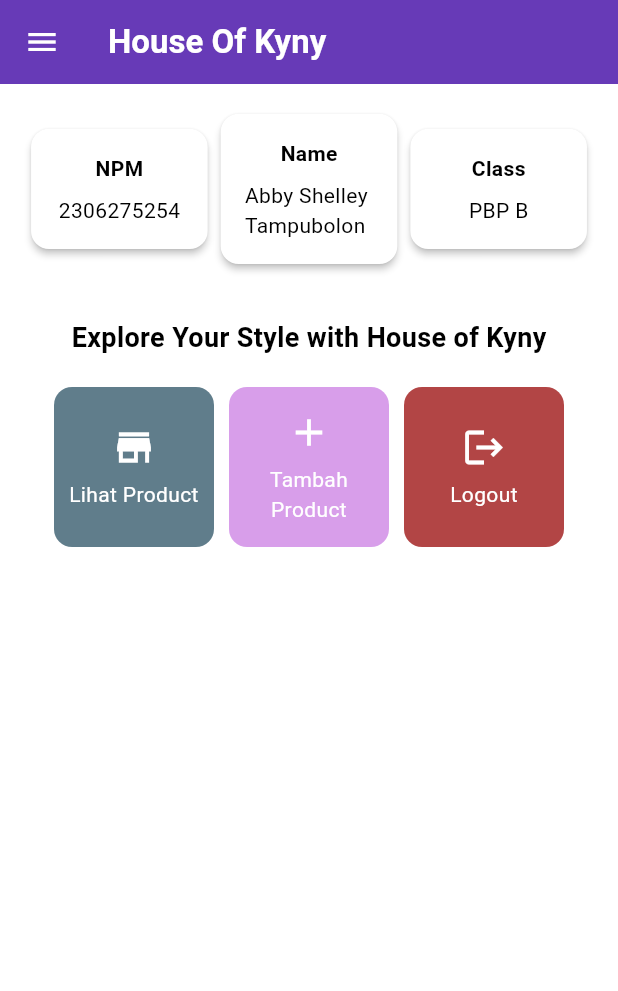
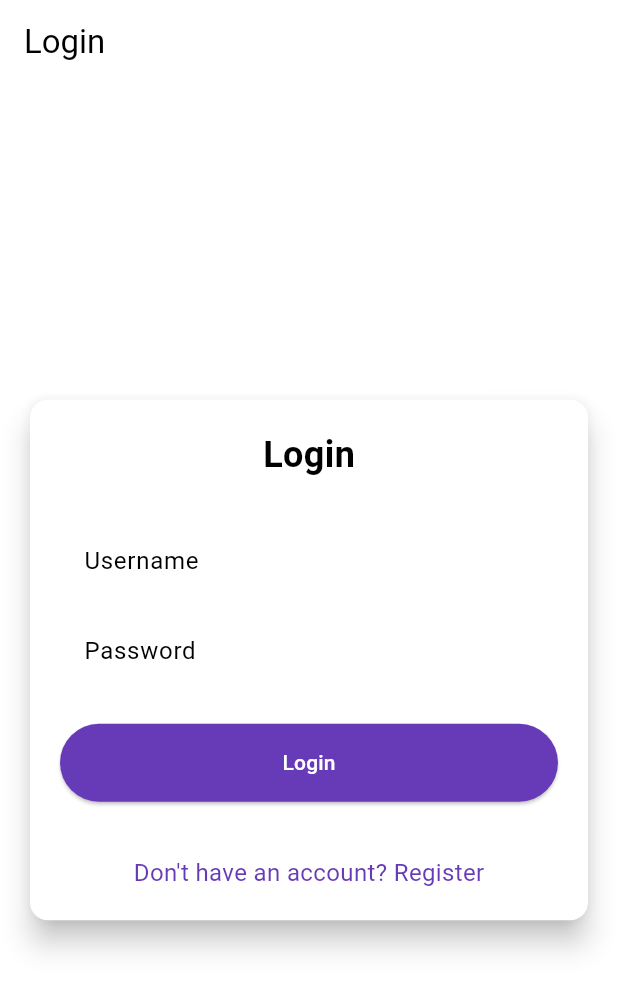
Before and after one commit to abbytamp/house_of_kyny_mobile, a Flutter app: the screen it shows after launch, on a phone screen of 412 x 824 dp. Shown: the top 991 px of the screen. Run offline on Flutter 3.47's test engine with Material 3 defaults, Android fonts, the phone set to English and light mode, and no system bars; missing offline and left inert: pbp_django_auth.

```diff
--- a/lib/main.dart
+++ b/lib/main.dart
@@ -1,5 +1,7 @@
 import 'package:flutter/material.dart';
-import 'package:house_of_kyny_mobile/screens/menu.dart';
+import 'package:house_of_kyny_mobile/screens/login.dart';
+import 'package:pbp_django_auth/pbp_django_auth.dart';
+import 'package:provider/provider.dart';
 
 void main() {
   runApp(const MyApp());
@@ -8,33 +10,23 @@ void main() {
 class MyApp extends StatelessWidget {
   const MyApp({super.key});
 
-  // This widget is the root of your application.
   @override
   Widget build(BuildContext context) {
-    return MaterialApp(
-      title: 'Flutter Demo',
-      theme: ThemeData(
-        // This is the theme of your application.
-        //
-        // TRY THIS: Try running your application with "flutter run". You'll see
-        // the application has a purple toolbar. Then, without quitting the app,
-        // try changing the seedColor in the colorScheme below to Colors.green
-        // and then invoke "hot reload" (save your changes or press the "hot
-        // reload" button in a Flutter-supported IDE, or press "r" if you used
-        // the command line to start the app).
-        //
-        // Notice that the counter didn't reset back to zero; the application
-        // state is not lost during the reload. To reset the state, use hot
-        // restart instead.
-        //
-        // This works for code too, not just values: Most code changes can be
-        // tested with just a hot reload.
-        colorScheme: ColorScheme.fromSwatch(
-          primarySwatch: Colors.deepPurple,
-        ).copyWith(secondary: const Color.fromARGB(255, 80, 16, 191)),
-        useMaterial3: true,
+    return Provider(
+      create: (_) {
+        CookieRequest request = CookieRequest();
+        return request;
+      },
+      child: MaterialApp(
+        title: 'House Of Kyny',
+        theme: ThemeData(
+          useMaterial3: true,
+          colorScheme: ColorScheme.fromSwatch(
+            primarySwatch: Colors.deepPurple,
+          ).copyWith(secondary: Colors.deepPurple[400]),
+        ),
+        home: const LoginPage(),
       ),
-      home: MyHomePage(),
     );
   }
 }
--- /dev/null
+++ b/lib/screens/login.dart
@@ -0,0 +1,177 @@
+import 'package:house_of_kyny_mobile/screens/menu.dart';
+import 'package:flutter/material.dart';
+import 'package:pbp_django_auth/pbp_django_auth.dart';
+import 'package:provider/provider.dart';
+import 'package:house_of_kyny_mobile/screens/register.dart';
+
+void main() {
+  runApp(const LoginApp());
+}
+
+class LoginApp extends StatelessWidget {
+  const LoginApp({super.key});
+
+  @override
+  Widget build(BuildContext context) {
+    return MaterialApp(
+      title: 'Login',
+      theme: ThemeData(
+        useMaterial3: true,
+        colorScheme: ColorScheme.fromSwatch(
+          primarySwatch: Colors.deepPurple,
+        ).copyWith(secondary: Colors.deepPurple[400]),
+      ),
+      home: const LoginPage(),
+    );
+  }
+}
+
+class LoginPage extends StatefulWidget {
+  const LoginPage({super.key});
+
+  @override
+  State<LoginPage> createState() => _LoginPageState();
+}
+
+class _LoginPageState extends State<LoginPage> {
+  final TextEditingController _usernameController = TextEditingController();
+  final TextEditingController _passwordController = TextEditingController();
+
+  @override
+  Widget build(BuildContext context) {
+    final request = context.watch<CookieRequest>();
+
+    return Scaffold(
+      appBar: AppBar(
+        title: const Text('Login'),
+      ),
+      body: Center(
+        child: SingleChildScrollView(
+          padding: const EdgeInsets.all(16.0),
+          child: Card(
+            elevation: 8,
+            shape: RoundedRectangleBorder(
+              borderRadius: BorderRadius.circular(12.0),
+            ),
+            child: Padding(
+              padding: const EdgeInsets.all(20.0),
+              child: Column(
+                mainAxisSize: MainAxisSize.min,
+                children: [
+                  const Text(
+                    'Login',
+                    style: TextStyle(
+                      fontSize: 24.0,
+                      fontWeight: FontWeight.bold,
+                    ),
+                  ),
+                  const SizedBox(height: 30.0),
+                  TextField(
+                    controller: _usernameController,
+                    decoration: const InputDecoration(
+                      labelText: 'Username',
+                      hintText: 'Enter your username',
+                      border: OutlineInputBorder(
+                        borderRadius: BorderRadius.all(Radius.circular(12.0)),
+                      ),
+                      contentPadding:
+                          EdgeInsets.symmetric(horizontal: 12.0, vertical: 8.0),
+                    ),
+                  ),
+                  const SizedBox(height: 12.0),
+                  TextField(
+                    controller: _passwordController,
+                    decoration: const InputDecoration(
+                      labelText: 'Password',
+                      hintText: 'Enter your password',
+                      border: OutlineInputBorder(
+                        borderRadius: BorderRadius.all(Radius.circular(12.0)),
+                      ),
+                      contentPadding:
+                          EdgeInsets.symmetric(horizontal: 12.0, vertical: 8.0),
+                    ),
+                    obscureText: true,
+                  ),
+                  const SizedBox(height: 24.0),
+                  ElevatedButton(
+                    onPressed: () async {
+                      String username = _usernameController.text;
+                      String password = _passwordController.text;
+
+                      final response = await request
+                          .login("http://127.0.0.1:8000/auth/login/", {
+                        'username': username,
+                        'password': password,
+                      });
+
+                      if (request.loggedIn) {
+                        String message = response['message'];
+                        String uname = response['username'];
+                        if (context.mounted) {
+                          Navigator.pushReplacement(
+                            context,
+                            MaterialPageRoute(
+                                builder: (context) => MyHomePage()),
+                          );
+                          ScaffoldMessenger.of(context)
+                            ..hideCurrentSnackBar()
+                            ..showSnackBar(
+                              SnackBar(
+                                  content:
+                                      Text("$message Selamat datang, $uname.")),
+                            );
+                        }
+                      } else {
+                        if (context.mounted) {
+                          showDialog(
+                            context: context,
+                            builder: (context) => AlertDialog(
+                              title: const Text('Login Gagal'),
+                              content: Text(response['message']),
+                              actions: [
+                                TextButton(
+                                  child: const Text('OK'),
+                                  onPressed: () {
+                                    Navigator.pop(context);
+                                  },
+                                ),
+                              ],
+                            ),
+                          );
+                        }
+                      }
+                    },
+                    style: ElevatedButton.styleFrom(
+                      foregroundColor: Colors.white,
+                      minimumSize: Size(double.infinity, 50),
+                      backgroundColor: Theme.of(context).colorScheme.primary,
+                      padding: const EdgeInsets.symmetric(vertical: 16.0),
+                    ),
+                    child: const Text('Login'),
+                  ),
+                  const SizedBox(height: 36.0),
+                  GestureDetector(
+                    onTap: () {
+                      Navigator.push(
+                        context,
+                        MaterialPageRoute(
+                            builder: (context) => const RegisterPage()),
+                      );
+                    },
+                    child: Text(
+                      'Don\'t have an account? Register',
+                      style: TextStyle(
+                        color: Theme.of(context).colorScheme.primary,
+                        fontSize: 16.0,
+                      ),
+                    ),
+                  ),
+                ],
+              ),
+            ),
+          ),
+        ),
+      ),
+    );
+  }
+}
--- a/lib/screens/productentry_form.dart
+++ b/lib/screens/productentry_form.dart
@@ -1,4 +1,5 @@
 import 'package:flutter/material.dart';
+import 'package:house_of_kyny_mobile/screens/menu.dart';
 
 // Impor drawer yang sudah dibuat sebelumnya
 
@@ -210,6 +211,6 @@ class _ProductEntryFormPageState extends State<ProductEntryFormPage> {
           )
         ),
       ),
-    );;
+    );
   }
 }
--- a/pubspec.yaml
+++ b/pubspec.yaml
@@ -35,6 +35,9 @@ dependencies:
   # The following adds the Cupertino Icons font to your application.
   # Use with the CupertinoIcons class for iOS style icons.
   cupertino_icons: ^1.0.8
+  provider: ^6.1.2
+  pbp_django_auth: ^0.4.0
+  http: ^1.2.2
 
 dev_dependencies:
   flutter_test:
```
Also changed, not shown: lib/models/product_entry.dart (added, +69 -0 lines), lib/screens/list_productentry.dart (added, +90 -0 lines), lib/screens/register.dart (added, +163 -0 lines), lib/widgets/left_drawer.dart (+13 -0 lines), lib/widgets/product_card.dart (+9 -0 lines), pubspec.lock, 2 other files.
